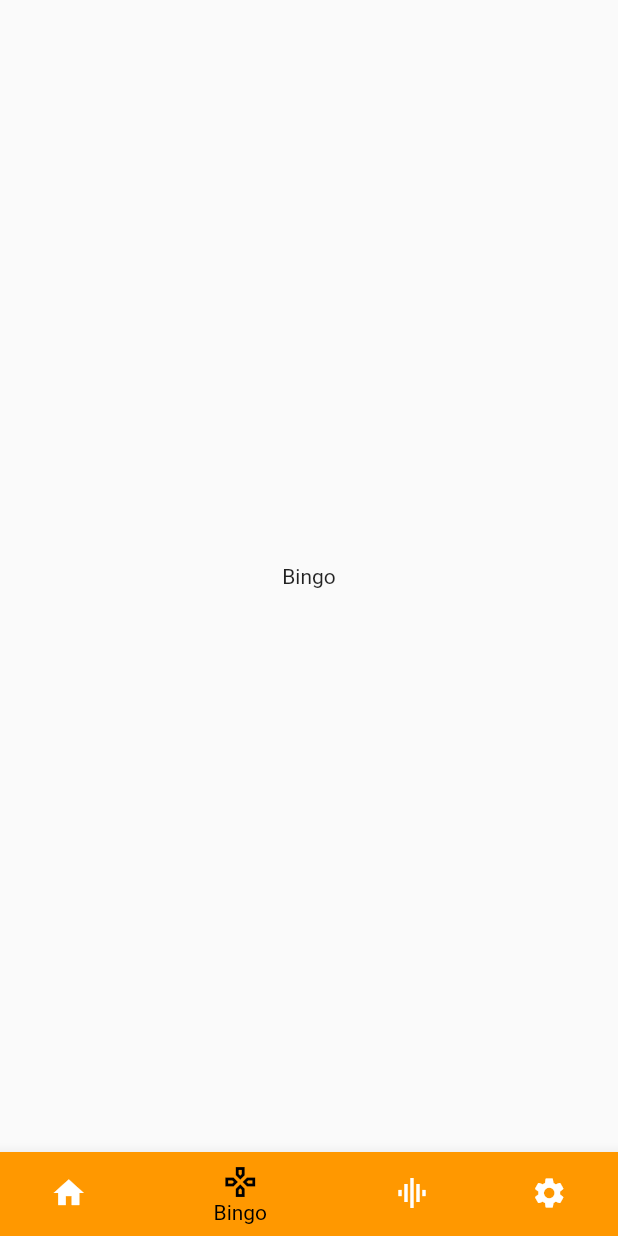
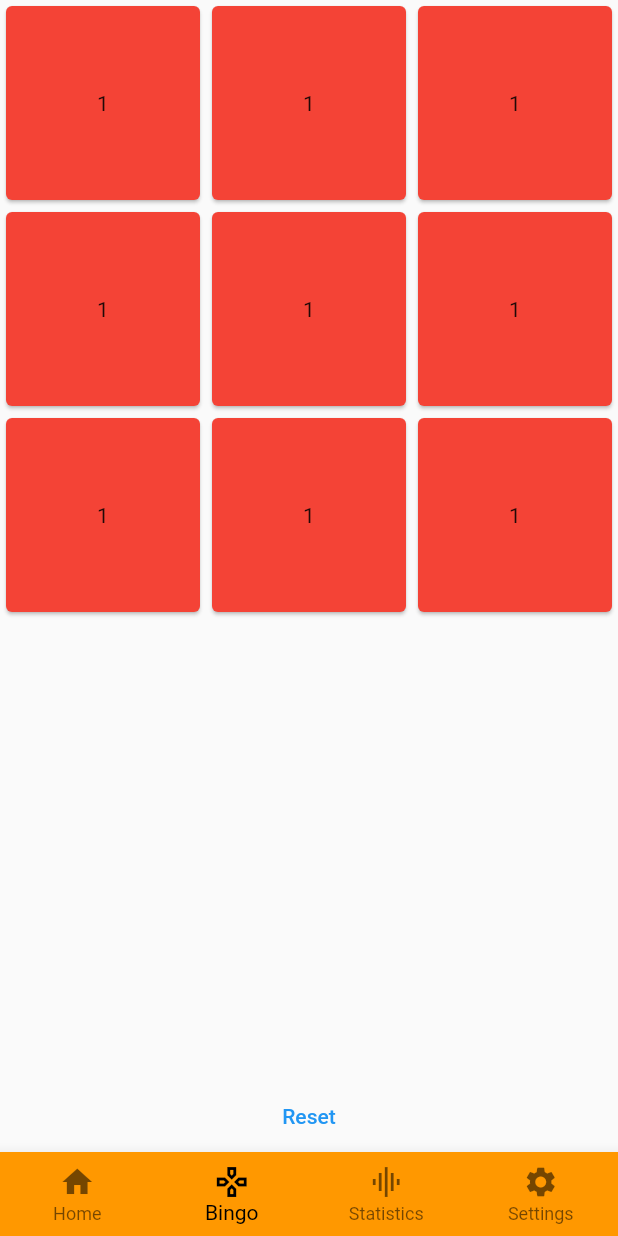
Before and after one commit to Extauren/Plaktago, a Flutter app: the screen it shows after launch, item 2 of the bottom bar chosen, on a phone screen of 412 x 824 dp. Run offline on Flutter 3.47's test engine with Material 2 defaults, Android fonts, the phone set to English and light mode, and no system bars.

Commit message:
Add Card button with color change when tap

```diff
--- a/lib/bingo.dart
+++ b/lib/bingo.dart
@@ -1,9 +1,124 @@
 import 'package:flutter/material.dart';
 
-class Bingo extends StatelessWidget {
+class Bingo extends StatefulWidget {
   const Bingo({super.key});
+
+  @override
+  State<Bingo> createState() => _Bingo();
+}
+
+class _Bingo extends State<Bingo> {
+  static List<BingoCard> _bingoCard = [
+    BingoCard(),
+    BingoCard(),
+    BingoCard(),
+    BingoCard(),
+    BingoCard(),
+    BingoCard(),
+    BingoCard(),
+    BingoCard(),
+    BingoCard(),
+    BingoCard(),
+  ];
+
+  void resetCard() {
+    setState(() {
+      for (int it = 0; it < 9; it++) {
+        _bingoCard.elementAt(it).isSelect = false;
+        _bingoCard.elementAt(it).lineIsComplete = false;
+      }
+    });
+  }
+
+  Color getCardColor(int index) {
+    if (_bingoCard.elementAt(index).isSelect == true) {
+      if (_bingoCard.elementAt(index).lineIsComplete == true) {
+        return Colors.green;
+      }
+      return Colors.orange;
+    }
+    return Colors.red;
+  }
+
+  void _checkColumn(int index) {
+    int counter = 0;
+    double buffer = index - ((index / 3) * 3) + index % 3;
+    int cardPos = buffer.round();
+
+    for (int it = 0; it < 3; it++) {
+      if (_bingoCard.elementAt(cardPos + (it * 3)).isSelect == true) {
+        counter += 1;
+      }
+    }
+    if (counter == 3) {
+      for (int it = 0; it < 3; it++) {
+        _bingoCard.elementAt(cardPos + (it * 3)).lineIsComplete = true;
+      }
+    } else {
+      for (int it = 0; it < 3; it++) {
+        _bingoCard.elementAt(cardPos + (it * 3)).lineIsComplete = false;
+      }
+    }
+  }
+
+  void _onCardTapped(int index) {
+    int cardPos = index - (index % 3);
+    int counter = 0;
+
+    setState(() {
+      _bingoCard.elementAt(index).isSelect =
+          !_bingoCard.elementAt(index).isSelect;
+      _checkColumn(index);
+      for (int it = 0; it < 3; it++) {
+        if (_bingoCard.elementAt(cardPos + it).isSelect == true) {
+          counter += 1;
+        }
+      }
+      if (counter == 3) {
+        for (int it = 0; it < 3; it++) {
+          _bingoCard.elementAt(cardPos + it).lineIsComplete = true;
+        }
+      } else {
+        for (int it = 0; it < 3; it++) {
+          _bingoCard.elementAt(cardPos + it).lineIsComplete = false;
+        }
+      }
+    });
+  }
+
   @override
   Widget build(BuildContext context) {
-    return const Center(child: Text("Bingo"));
+    return Column(children: [
+      Expanded(
+          child: GridView.builder(
+              gridDelegate: const SliverGridDelegateWithFixedCrossAxisCount(
+                crossAxisCount: 3,
+              ),
+              itemCount: 9,
+              itemBuilder: (BuildContext context, int index) {
+                return GestureDetector(
+                  onTap: () => _onCardTapped(index),
+                  child: Card(
+                    color: getCardColor(index),
+                    child: Center(child: Text("1")),
+                  ),
+                );
+              })),
+      TextButton(
+        style: ButtonStyle(
+          foregroundColor: MaterialStateProperty.all<Color>(Colors.blue),
+        ),
+        onPressed: resetCard,
+        child: Text('Reset'),
+      )
+    ]);
   }
 }
+
+class BingoCard {
+  String name = "Card name";
+  bool isSelect = false;
+  bool lineIsComplete = false;
+
+  //BingoCard({this.name, this.isSelect});
+}
--- /dev/null
+++ b/lib/game.dart
@@ -0,0 +1,14 @@
+import 'package:flutter/material.dart';
+import 'bingo.dart';
+
+class Game extends StatelessWidget {
+  const Game({super.key});
+
+  @override
+  Widget build(BuildContext context) {
+    return Scaffold(
+        body: Column(children: [
+      Expanded(child: Bingo()),
+    ]));
+  }
+}
--- a/lib/navigation_bar.dart
+++ b/lib/navigation_bar.dart
@@ -1,6 +1,6 @@
 import 'package:flutter/material.dart';
 import 'home.dart';
-import 'bingo.dart';
+import 'game.dart';
 import 'statistic.dart';
 import 'settings.dart';
 
@@ -26,7 +26,7 @@ class _NavigationBarState extends State<NavigationBar> {
   int _selectedIndex = 0;
   static const List<Widget> _widgetOptions = <Widget>[
     Home(),
-    Bingo(),
+    Game(),
     Statistic(),
     Settings(),
   ];
@@ -40,9 +40,7 @@ class _NavigationBarState extends State<NavigationBar> {
   @override
   Widget build(BuildContext context) {
     return Scaffold(
-      body: Center(
-        child: _widgetOptions.elementAt(_selectedIndex),
-      ),
+      body: _widgetOptions.elementAt(_selectedIndex),
       bottomNavigationBar: Theme(
         data: Theme.of(context).copyWith(
             canvasColor: Colors.orange,
@@ -51,6 +49,7 @@ class _NavigationBarState extends State<NavigationBar> {
                 .textTheme
                 .copyWith(caption: TextStyle(color: Colors.grey))),
         child: BottomNavigationBar(
+          type: BottomNavigationBarType.fixed,
           items: const <BottomNavigationBarItem>[
             BottomNavigationBarItem(
               icon: Icon(Icons.home),
```
